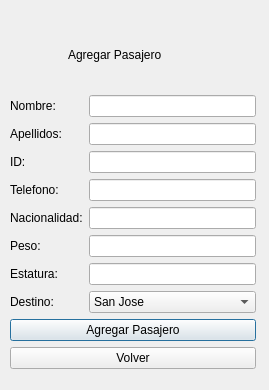
This is vagregapasajero.ui in AndyMadgar/Progra1-Datos as Qt 5 draws it before an edit. The edited form follows.
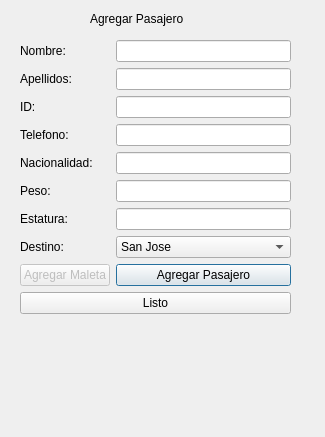
This is the edited form.

The edit to the form file:
```diff
--- a/vagregapasajero.ui
+++ b/vagregapasajero.ui
@@ -6,38 +6,44 @@
    <rect>
     <x>0</x>
     <y>0</y>
-    <width>269</width>
-    <height>390</height>
+    <width>325</width>
+    <height>437</height>
    </rect>
   </property>
   <property name="windowTitle">
    <string>Dialog</string>
   </property>
-  <widget class="QWidget" name="layoutWidget">
+  <widget class="QLabel" name="label">
    <property name="geometry">
     <rect>
-     <x>10</x>
-     <y>20</y>
-     <width>246</width>
-     <height>349</height>
+     <x>90</x>
+     <y>10</y>
+     <width>117</width>
+     <height>17</height>
     </rect>
    </property>
-   <layout class="QGridLayout" name="gridLayout">
-    <item row="0" column="1" colspan="2">
-     <widget class="QLabel" name="label">
-      <property name="text">
-       <string>Agregar Pasajero</string>
-      </property>
-     </widget>
-    </item>
-    <item row="1" column="0">
+   <property name="text">
+    <string>Agregar Pasajero</string>
+   </property>
+  </widget>
+  <widget class="QWidget" name="">
+   <property name="geometry">
+    <rect>
+     <x>20</x>
+     <y>40</y>
+     <width>271</width>
+     <height>380</height>
+    </rect>
+   </property>
+   <layout class="QFormLayout" name="formLayout">
+    <item row="0" column="0">
      <widget class="QLabel" name="label_2">
       <property name="text">
        <string>Nombre:</string>
       </property>
      </widget>
     </item>
-    <item row="1" column="2">
+    <item row="0" column="1">
      <widget class="QLineEdit" name="txfNombre"/>
     </item>
     <item row="2" column="0">
@@ -47,81 +53,60 @@
       </property>
      </widget>
     </item>
-    <item row="2" column="2">
+    <item row="2" column="1">
      <widget class="QLineEdit" name="txfApellidos"/>
     </item>
-    <item row="3" column="0">
-     <widget class="QLabel" name="label_4">
-      <property name="text">
-       <string>ID:</string>
-      </property>
-     </widget>
-    </item>
-    <item row="3" column="2">
+    <item row="4" column="1">
      <widget class="QLineEdit" name="txfID"/>
     </item>
-    <item row="4" column="0">
+    <item row="6" column="0">
      <widget class="QLabel" name="label_5">
       <property name="text">
        <string>Telefono:</string>
       </property>
      </widget>
     </item>
-    <item row="4" column="2">
+    <item row="6" column="1">
      <widget class="QLineEdit" name="txfTelefono"/>
     </item>
-    <item row="5" column="0" colspan="2">
+    <item row="8" column="0">
      <widget class="QLabel" name="label_6">
       <property name="text">
        <string>Nacionalidad:</string>
       </property>
      </widget>
     </item>
-    <item row="5" column="2">
+    <item row="8" column="1">
      <widget class="QLineEdit" name="txfNacio"/>
     </item>
-    <item row="6" column="0">
+    <item row="10" column="0">
      <widget class="QLabel" name="label_7">
       <property name="text">
        <string>Peso:</string>
       </property>
      </widget>
     </item>
-    <item row="6" column="2">
+    <item row="10" column="1">
      <widget class="QLineEdit" name="txfPeso"/>
     </item>
-    <item row="7" column="0">
+    <item row="12" column="0">
      <widget class="QLabel" name="label_8">
       <property name="text">
        <string>Estatura:</string>
       </property>
      </widget>
     </item>
-    <item row="7" column="2">
+    <item row="12" column="1">
      <widget class="QLineEdit" name="txfEstatura"/>
     </item>
-    <item row="8" column="0">
+    <item row="14" column="0">
      <widget class="QLabel" name="label_9">
       <property name="text">
        <string>Destino:</string>
       </property>
      </widget>
     </item>
-    <item row="9" column="0" colspan="3">
-     <widget class="QPushButton" name="btnAgregar">
-      <property name="text">
-       <string>Agregar Pasajero</string>
-      </property>
-     </widget>
-    </item>
-    <item row="10" column="0" colspan="3">
-     <widget class="QPushButton" name="btnVolver">
-      <property name="text">
-       <string>Volver</string>
-      </property>
-     </widget>
-    </item>
-    <item row="8" column="2">
+    <item row="14" column="1">
      <widget class="QComboBox" name="cbxDestino">
       <item>
        <property name="text">
@@ -160,6 +145,37 @@
       </item>
      </widget>
     </item>
+    <item row="4" column="0">
+     <widget class="QLabel" name="label_4">
+      <property name="text">
+       <string>ID:</string>
+      </property>
+     </widget>
+    </item>
+    <item row="16" column="1">
+     <widget class="QPushButton" name="btnAgregar">
+      <property name="text">
+       <string>Agregar Pasajero</string>
+      </property>
+     </widget>
+    </item>
+    <item row="16" column="0">
+     <widget class="QPushButton" name="btnAgregarMaleta">
+      <property name="enabled">
+       <bool>false</bool>
+      </property>
+      <property name="text">
+       <string>Agregar Maleta</string>
+      </property>
+     </widget>
+    </item>
+    <item row="17" column="0" colspan="2">
+     <widget class="QPushButton" name="btnVolver">
+      <property name="text">
+       <string>Listo</string>
+      </property>
+     </widget>
+    </item>
    </layout>
   </widget>
  </widget>
```
Left out of the diff: 3 changed lines with no effect on the pictures.
